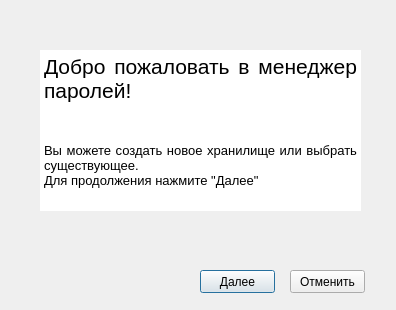
Above: Dialogs/hellodialog.ui from ioTardis/PasswordManager before the change. Below: the same form after it.
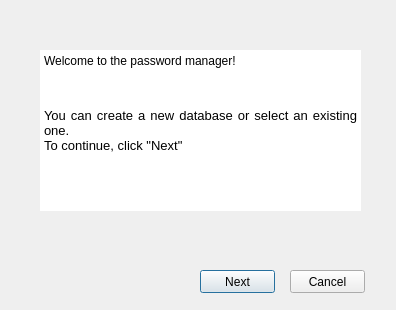
That is the form after the change.

```diff
--- a/Dialogs/hellodialog.ui
+++ b/Dialogs/hellodialog.ui
@@ -23,7 +23,7 @@
     </rect>
    </property>
    <property name="text">
-    <string>Далее</string>
+    <string>Next</string>
    </property>
   </widget>
   <widget class="QTextBrowser" name="Message">
@@ -52,13 +52,13 @@
    </property>
    <property name="html">
     <string>&lt;!DOCTYPE HTML PUBLIC &quot;-//W3C//DTD HTML 4.0//EN&quot; &quot;http://www.w3.org/TR/REC-html40/strict.dtd&quot;&gt;
-&lt;html&gt;&lt;head&gt;&lt;meta name=&quot;qrichtext&quot; content=&quot;1&quot; /&gt;&lt;style type=&quot;text/css&quot;&gt;
+&lt;html&gt;&lt;head&gt;&lt;meta name=&quot;qrichtext&quot; content=&quot;1&quot; /&gt;&lt;meta charset=&quot;utf-8&quot; /&gt;&lt;style type=&quot;text/css&quot;&gt;
 p, li { white-space: pre-wrap; }
-&lt;/style&gt;&lt;/head&gt;&lt;body style=&quot; font-family:'MS Shell Dlg 2'; font-size:8.25pt; font-weight:400; font-style:normal;&quot;&gt;
-&lt;p align=&quot;justify&quot; style=&quot; margin-top:0px; margin-bottom:0px; margin-left:0px; margin-right:0px; -qt-block-indent:0; text-indent:0px;&quot;&gt;&lt;span style=&quot; font-family:'MS Shell Dlg 2'; font-size:16pt;&quot;&gt;Добро пожаловать в менеджер паролей!&lt;/span&gt;&lt;/p&gt;
+&lt;/style&gt;&lt;/head&gt;&lt;body style=&quot; font-family:'Segoe UI'; font-size:9pt; font-weight:400; font-style:normal;&quot;&gt;
+&lt;p style=&quot; margin-top:0px; margin-bottom:0px; margin-left:0px; margin-right:0px; -qt-block-indent:0; text-indent:0px;&quot;&gt;Welcome to the password manager!&lt;/p&gt;
 &lt;p align=&quot;justify&quot; style=&quot;-qt-paragraph-type:empty; margin-top:0px; margin-bottom:0px; margin-left:0px; margin-right:0px; -qt-block-indent:0; text-indent:0px; font-family:'MS Shell Dlg 2'; font-size:16pt;&quot;&gt;&lt;br /&gt;&lt;/p&gt;
-&lt;p align=&quot;justify&quot; style=&quot; margin-top:0px; margin-bottom:0px; margin-left:0px; margin-right:0px; -qt-block-indent:0; text-indent:0px;&quot;&gt;&lt;span style=&quot; font-family:'MS Shell Dlg 2'; font-size:10pt;&quot;&gt;&lt;br /&gt;Вы можете создать новое хранилище или выбрать существующее. &lt;/span&gt;&lt;/p&gt;
-&lt;p align=&quot;justify&quot; style=&quot; margin-top:0px; margin-bottom:0px; margin-left:0px; margin-right:0px; -qt-block-indent:0; text-indent:0px;&quot;&gt;&lt;span style=&quot; font-family:'MS Shell Dlg 2'; font-size:10pt;&quot;&gt;Для продолжения нажмите &amp;quot;Далее&amp;quot;&lt;/span&gt;&lt;/p&gt;&lt;/body&gt;&lt;/html&gt;</string>
+&lt;p align=&quot;justify&quot; style=&quot; margin-top:0px; margin-bottom:0px; margin-left:0px; margin-right:0px; -qt-block-indent:0; text-indent:0px;&quot;&gt;&lt;span style=&quot; font-family:'MS Shell Dlg 2'; font-size:10pt;&quot;&gt;&lt;br /&gt;You can create a new database or select an existing one. &lt;/span&gt;&lt;/p&gt;
+&lt;p style=&quot; margin-top:0px; margin-bottom:0px; margin-left:0px; margin-right:0px; -qt-block-indent:0; text-indent:0px;&quot;&gt;&lt;span style=&quot; font-family:'MS Shell Dlg 2'; font-size:10pt;&quot;&gt;To continue, click &amp;quot;Next&amp;quot;&lt;/span&gt;&lt;/p&gt;&lt;/body&gt;&lt;/html&gt;</string>
    </property>
    <property name="acceptRichText">
     <bool>true</bool>
@@ -74,7 +74,7 @@
     </rect>
    </property>
    <property name="text">
-    <string>Отменить</string>
+    <string>Cancel</string>
    </property>
   </widget>
  </widget>
```
